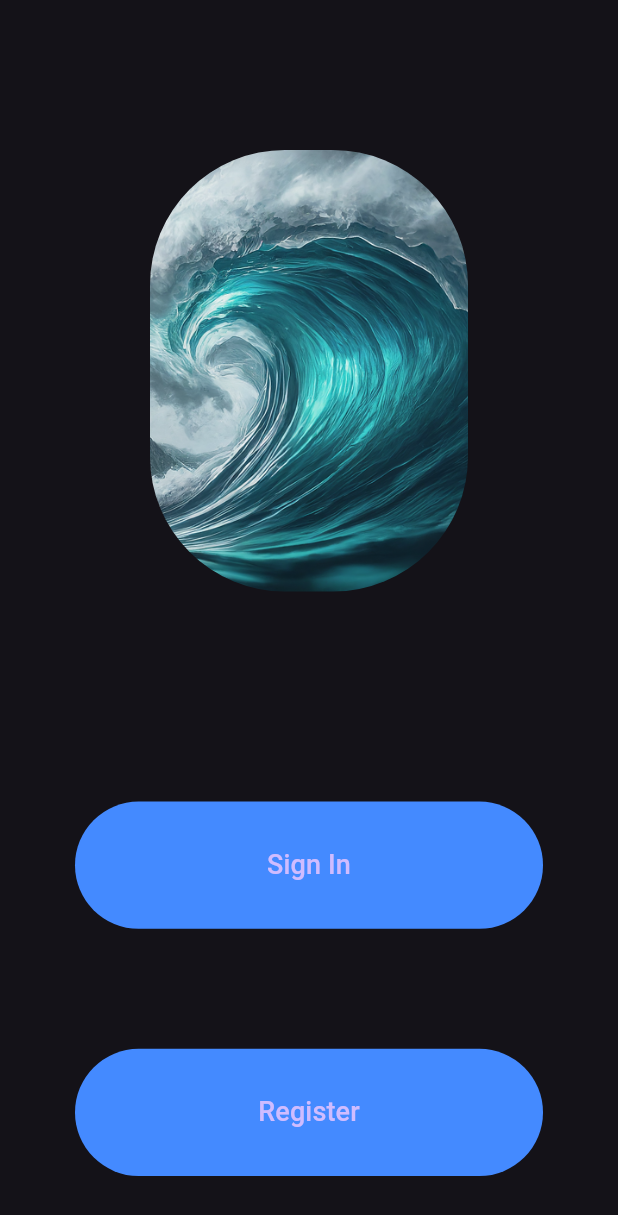
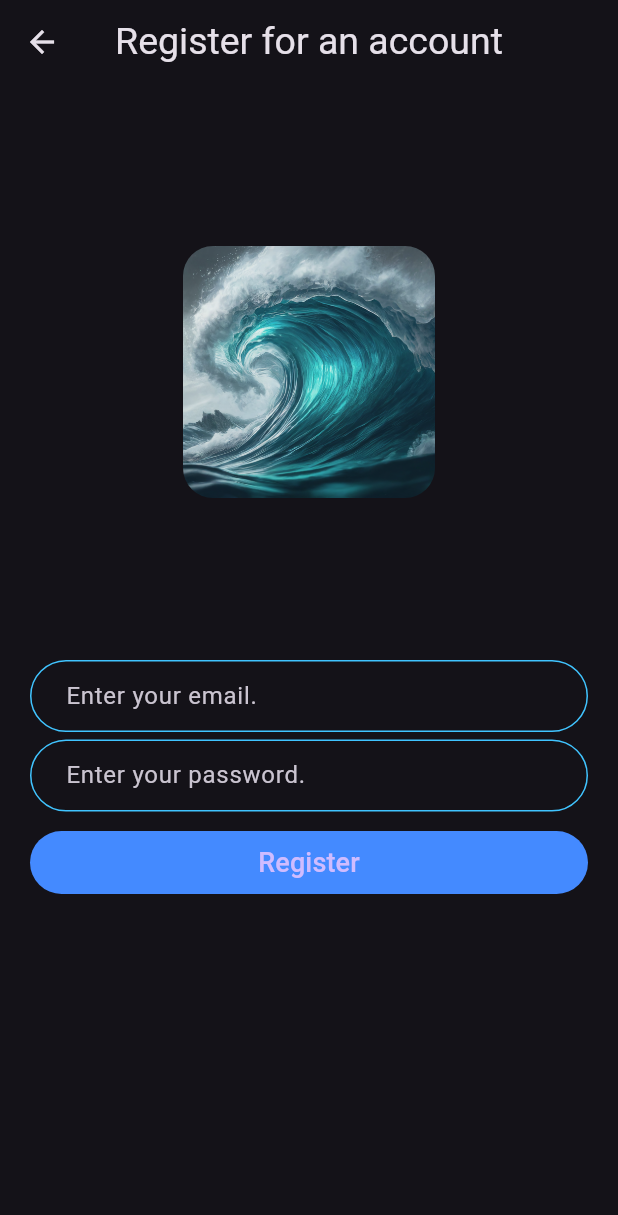
Before and after one commit to jjiunnbeh/Mobile_Chat_App, a Flutter app: the screen it shows after launch, after a tap on "Register", on a phone screen of 412 x 824 dp. Shown: the top 1215 px of the screen. Run offline on Flutter 3.47's test engine with Material 3 defaults, Android fonts, the phone set to English and light mode, and no system bars.

Commit message:
style register page

```diff
--- a/lib/components/herologo.dart
+++ b/lib/components/herologo.dart
@@ -1,21 +1,24 @@
 import 'package:flutter/material.dart';
+
 class HeroLogo extends StatelessWidget {
-  HeroLogo({this.margin, this.padding});
   final EdgeInsetsGeometry? margin;
   final EdgeInsetsGeometry? padding;
+
+  HeroLogo({this.margin, this.padding});
 
   @override
   Widget build(BuildContext context) {
     return Hero(
       tag: 'logo',
       child: Container(
-        margin: margin,
+        margin: margin ,
         padding: padding,
         child: ClipRRect(
-          borderRadius: BorderRadius.circular(90),
+          borderRadius: BorderRadius.circular(20.0),
           child: Image.asset(
             'images/logo.png',
-            fit: BoxFit.cover,
+            height: 200,
+            fit: BoxFit.fill,
           ),
         ),
       ),
--- a/lib/components/mybutton.dart
+++ b/lib/components/mybutton.dart
@@ -5,13 +5,15 @@ class MyButton extends StatelessWidget {
   final String text;
   final Color? color;
   final void Function() onPressed;
-  MyButton({required this.text, this.color, required this.onPressed});
+  final EdgeInsetsGeometry? padding;
+  final EdgeInsetsGeometry? margin;
+  MyButton({required this.text, this.color, required this.onPressed, this.margin, this.padding});
 
   @override
   Widget build(BuildContext context) {
     return Container(
-      padding: const EdgeInsets.all(40.0),
-      margin: const EdgeInsets.only(left: 10.0, right: 10.0, ),
+      padding: padding,
+      margin: margin,
       child: TextButton(
         onPressed:  onPressed,
         style: TextButton.styleFrom(backgroundColor: color ?? kBlueButtonColor),
--- a/lib/main.dart
+++ b/lib/main.dart
@@ -1,5 +1,6 @@
 import 'package:flutter/material.dart';
 import 'package:mobile_chat_app/pages/loginPage.dart';
+import 'package:mobile_chat_app/pages/registerPage.dart';
 import 'package:mobile_chat_app/pages/welcomePage.dart';
 
 void main() {
@@ -17,6 +18,7 @@
       routes: {
         WelcomePage.id: (context) => const WelcomePage(),
         LoginPage.id: (context) => const LoginPage(),
+        RegisterPage.id :(context) => const RegisterPage(),
       },
     );
   }
--- /dev/null
+++ b/lib/pages/registerPage.dart
@@ -0,0 +1,55 @@
+import 'package:flutter/material.dart';
+import 'package:mobile_chat_app/utilities/constants.dart';
+import 'package:mobile_chat_app/components/herologo.dart';
+import 'package:mobile_chat_app/components/input.dart';
+import 'package:mobile_chat_app/components/mybutton.dart';
+
+class RegisterPage extends StatelessWidget {
+  const RegisterPage({super.key});
+  static const String id = '/register';
+
+  @override
+  Widget build(BuildContext context) {
+    return Scaffold(
+      appBar: AppBar(
+        title: const Text('Register for an account', style: kAppBarTextStyle),
+        centerTitle: true,
+      ),
+      body: SafeArea(
+          child: Column(
+            crossAxisAlignment: CrossAxisAlignment.stretch,
+            children: [
+              Expanded(
+                child: Center(
+                  child: Padding(
+                    padding: const EdgeInsets.all(8.0),
+                    child: Center(
+                      child: HeroLogo(
+                          padding: EdgeInsets.symmetric(vertical: 100),
+                          margin: EdgeInsets.only(left: 100, right: 100)
+                      ),
+                    ),
+                  ),
+                ),
+              ),
+              Expanded(
+                child: Column(
+                  crossAxisAlignment: CrossAxisAlignment.stretch,
+                  children: [
+                    Input(hint: 'Enter your email.',),
+                    SizedBox(height: 5,),
+                    Input(hint: 'Enter your password.',),
+                    MyButton(
+                      margin: EdgeInsets.only(top: 10, left: 20, right: 20),
+                      text: 'Register',
+                      onPressed: (){},
+                    )
+                  ],
+                ),
+              ),
+
+            ],
+          )),
+    );
+  }
+}
--- a/lib/pages/welcomePage.dart
+++ b/lib/pages/welcomePage.dart
@@ -1,8 +1,9 @@
 import 'package:flutter/material.dart';
 import 'package:mobile_chat_app/components/mybutton.dart';
+import 'package:mobile_chat_app/utilities/constants.dart';
 import 'loginPage.dart';
 import 'package:mobile_chat_app/components/herologo.dart';
-
+import 'registerPage.dart';
 
 class WelcomePage extends StatelessWidget {
   const WelcomePage({super.key});
@@ -16,26 +17,25 @@ class WelcomePage extends StatelessWidget {
           mainAxisAlignment: MainAxisAlignment.center,
           crossAxisAlignment: CrossAxisAlignment.stretch,
           children: [
-            Expanded(
-              flex: 3,
-              child: HeroLogo(
+            HeroLogo(
               padding: EdgeInsets.symmetric(vertical: 100),
               margin: EdgeInsets.only(left: 100, right: 100),
             ),
-            ),
-            Expanded(
-              child: MyButton(
+            MyButton(
+              padding: kWelcomeButtonPadding,
+              margin: kWelcomeButtonMargin,
               text: 'Sign In',
               onPressed: () {
                 Navigator.pushNamed(context, LoginPage.id);
               },
             ),
-            ),
-            Expanded(
-              child: MyButton(
+            MyButton(
+              padding: kWelcomeButtonPadding,
+              margin: kWelcomeButtonMargin,
               text: 'Register',
-                onPressed: () {},
-              ),
+              onPressed: () {
+                Navigator.pushNamed(context, RegisterPage.id);
+              },
             ),
           ],
         ),
--- a/lib/utilities/constants.dart
+++ b/lib/utilities/constants.dart
@@ -2,6 +2,8 @@ import 'package:flutter/material.dart';
 //====================Welcome Page==========================
 const kBlueButtonColor = Colors.blueAccent;
 const kButtonTextStyle = TextStyle(fontFamily: 'Roboto', fontSize: 18.0);
+const kWelcomeButtonPadding =  EdgeInsets.all(40.0);
+const kWelcomeButtonMargin = EdgeInsets.only(left: 10.0, right: 10.0,);
 
 //====================Login Page=============================
 const kAppBarTextStyle = TextStyle(fontFamily: 'Roboto', fontSize: 25.0);
```
Also changed, not shown: lib/pages/loginPage.dart (+25 -10 lines). Lines whose indentation alone changed are shown as unchanged.
